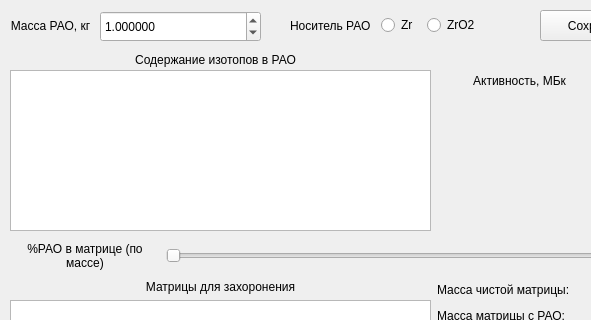
The window that mainwindow.ui (NikolaiAndreadi/Zr-Matrix-Price) describes before a commit, drawn with Qt 5; both pictures show x 0 to 591 and y 0 to 320 of the 730 by 680 pixel window.
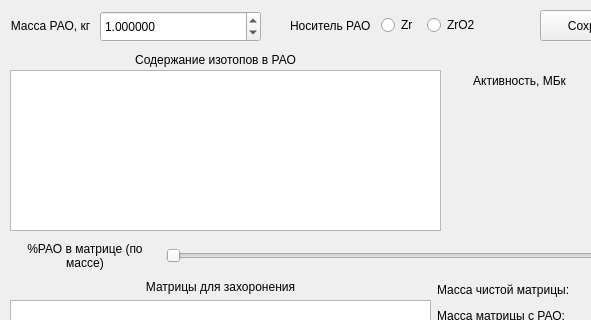
The same window after the commit.

```diff
--- a/mainwindow.ui
+++ b/mainwindow.ui
@@ -704,10 +704,40 @@
      <rect>
       <x>10</x>
       <y>70</y>
-      <width>421</width>
+      <width>431</width>
       <height>161</height>
      </rect>
     </property>
+    <property name="lineWidth">
+     <number>2</number>
+    </property>
+    <property name="sizeAdjustPolicy">
+     <enum>QAbstractScrollArea::AdjustIgnored</enum>
+    </property>
+    <property name="editTriggers">
+     <set>QAbstractItemView::DoubleClicked</set>
+    </property>
+    <property name="selectionMode">
+     <enum>QAbstractItemView::NoSelection</enum>
+    </property>
+    <property name="textElideMode">
+     <enum>Qt::ElideMiddle</enum>
+    </property>
+    <property name="verticalScrollMode">
+     <enum>QAbstractItemView::ScrollPerPixel</enum>
+    </property>
+    <property name="cornerButtonEnabled">
+     <bool>false</bool>
+    </property>
+    <attribute name="horizontalHeaderHighlightSections">
+     <bool>false</bool>
+    </attribute>
+    <attribute name="verticalHeaderVisible">
+     <bool>false</bool>
+    </attribute>
+    <attribute name="verticalHeaderHighlightSections">
+     <bool>false</bool>
+    </attribute>
    </widget>
    <widget class="QLabel" name="label_Activity">
     <property name="geometry">
```
Left out of the diff: 5 changed lines with no effect on the pictures.
